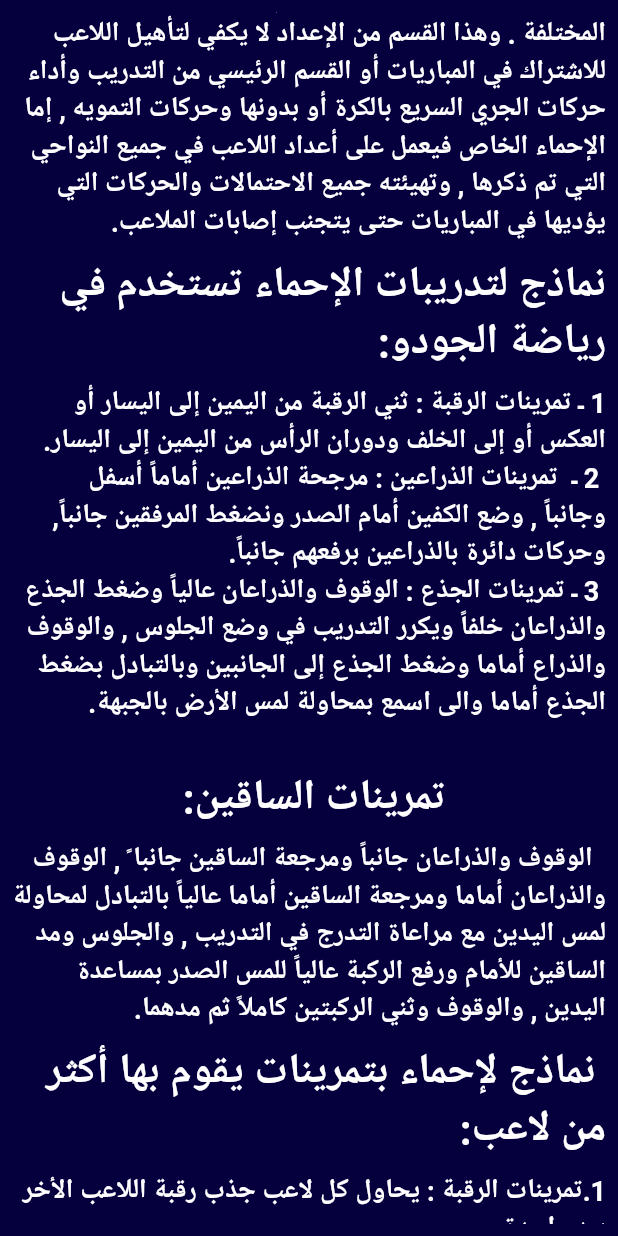
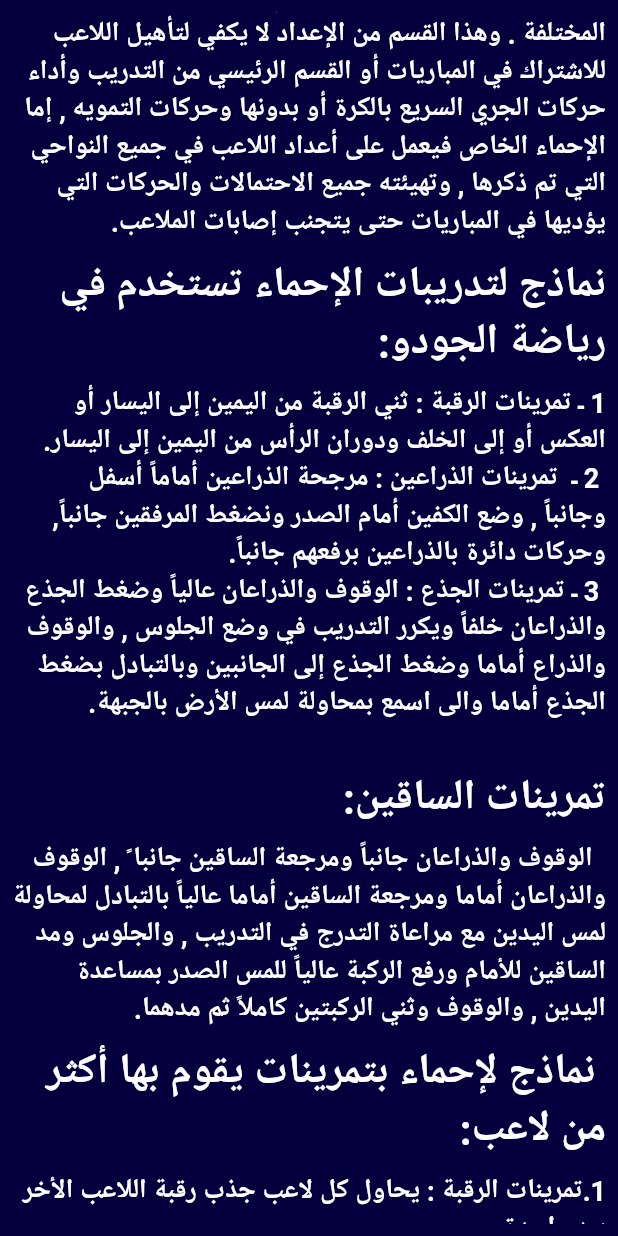
Before and after one commit to YoussefM50/judo_app-main, a Flutter app: the Screen5View screen opened by its route, scrolled down 1152 dp, on a phone screen of 412 x 824 dp. Run offline on Flutter 3.47's test engine with Material 2 defaults, Android fonts, the phone set to English and light mode, and no system bars; our stand-ins replace go_router, google_fonts; Roboto replaces fonts that are missing (Amiri).

Commit message:
fix some error

```diff
--- a/lib/features/screen5/presentation/view/widgets/intro_2_screen.dart
+++ b/lib/features/screen5/presentation/view/widgets/intro_2_screen.dart
@@ -12,6 +12,7 @@ class Intro2Screen extends StatelessWidget {
   @override
   Widget build(BuildContext context) {
     return Column(
+      crossAxisAlignment: CrossAxisAlignment.start,
       children: [
         Text(
           S.of(context).screen5title,
--- a/lib/features/screen5/presentation/view/widgets/paragraph_widget.dart
+++ b/lib/features/screen5/presentation/view/widgets/paragraph_widget.dart
@@ -11,6 +11,7 @@ class Screen5Paragraph extends StatelessWidget {
   @override
   Widget build(BuildContext context) {
     return Column(
+      crossAxisAlignment: CrossAxisAlignment.start,
       children: [
         Text(
           S.of(context).scree5paragraph1,
--- a/lib/features/screen5/presentation/view/widgets/section1.dart
+++ b/lib/features/screen5/presentation/view/widgets/section1.dart
@@ -11,6 +11,7 @@ class Section1 extends StatelessWidget {
   @override
   Widget build(BuildContext context) {
     return Column(
+      crossAxisAlignment: CrossAxisAlignment.start,
       children: [
         Text(
           S.of(context).screen5subtitle1,
--- a/lib/features/screen5/presentation/view/widgets/section2.dart
+++ b/lib/features/screen5/presentation/view/widgets/section2.dart
@@ -11,6 +11,7 @@ class Section2 extends StatelessWidget {
   @override
   Widget build(BuildContext context) {
     return Column(
+      crossAxisAlignment: CrossAxisAlignment.start,
       children: [
         Text(
           S.of(context).screen5subtitle2,
--- a/lib/features/screen5/presentation/view/widgets/section3.dart
+++ b/lib/features/screen5/presentation/view/widgets/section3.dart
@@ -11,6 +11,7 @@ class Section3 extends StatelessWidget {
   @override
   Widget build(BuildContext context) {
     return Column(
+      crossAxisAlignment: CrossAxisAlignment.start,
       children: [
         Text(
           S.of(context).screen5subtitle3,
--- a/lib/features/screen5/presentation/view/widgets/section4.dart
+++ b/lib/features/screen5/presentation/view/widgets/section4.dart
@@ -11,6 +11,7 @@ class Section4 extends StatelessWidget {
   @override
   Widget build(BuildContext context) {
     return Column(
+      crossAxisAlignment: CrossAxisAlignment.start,
       children: [
         Text(
           S.of(context).screen5subtitle4,
```
Also changed, not shown: lib/features/screen5/presentation/view/screen5view.dart (+5 -3 lines).
